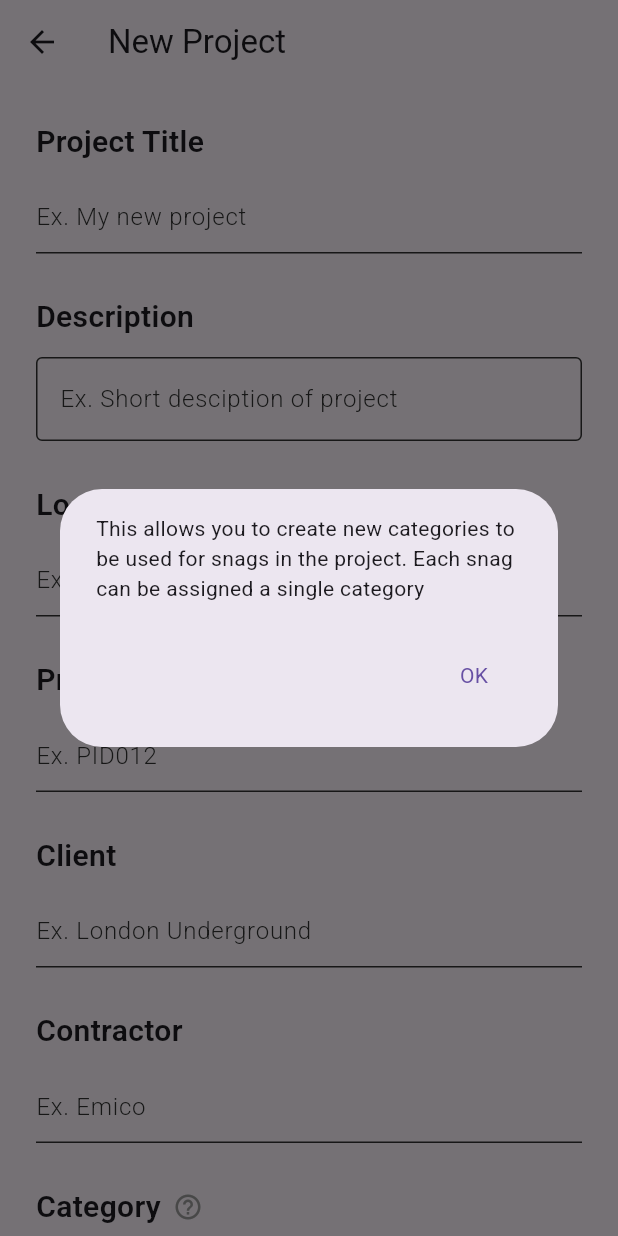
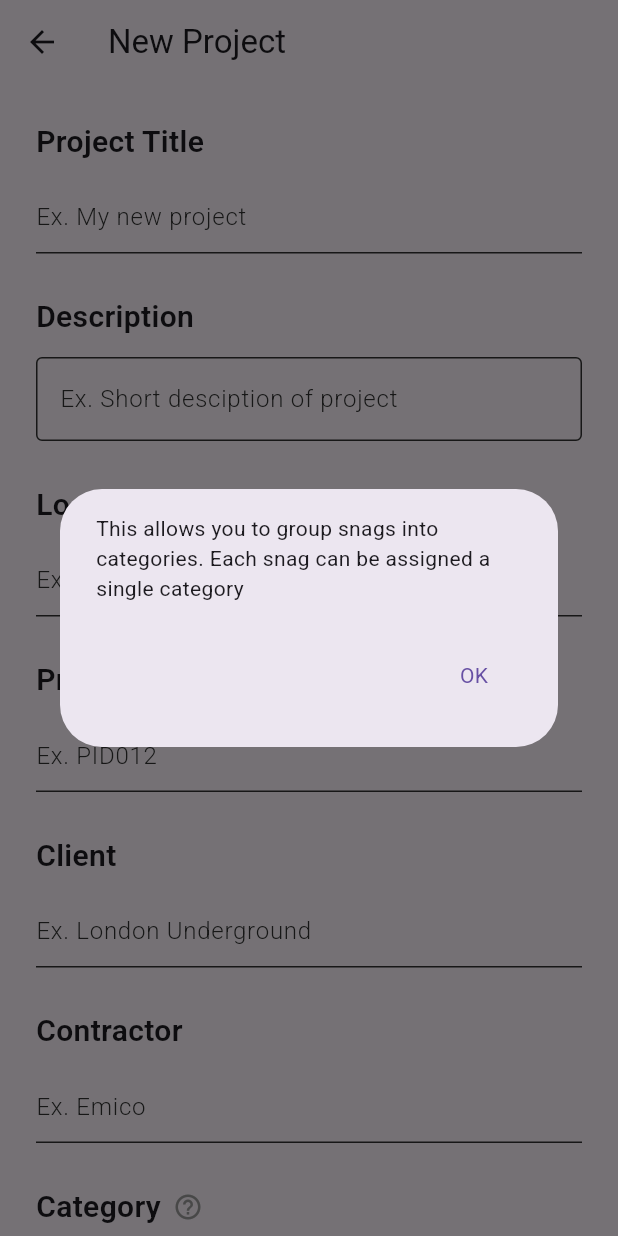
Before and after one commit to daveszczesny/cii-snag, a Flutter app: the ProjectCreate screen opened directly, after a tap on the "help outline" icon, on a phone screen of 412 x 824 dp. Run offline on Flutter 3.47's test engine with Material 3 defaults, Android fonts, the phone set to English and light mode, and no system bars; our stand-ins replace hive, hive_flutter, image_picker; missing offline and left inert: image_painter; accounts and stored records are empty.

Commit message:
Code clean up

```diff
--- a/lib/utils/colors/app_colors.dart
+++ b/lib/utils/colors/app_colors.dart
@@ -3,6 +3,7 @@ import 'package:flutter/material.dart';
 class AppColors {
 
   static const Color primaryGreen = Color(0xFF38564d);
+  static const Color createButtonColor = Color(0xFFFFA500);
 
   // Light mode colors
   static const Color primaryBlue = Color(0xFF003366);
--- a/lib/utils/common.dart
+++ b/lib/utils/common.dart
@@ -1,5 +1,4 @@
 import 'dart:io';
-
 import 'package:path_provider/path_provider.dart';
 import 'package:path/path.dart' as path;
 
--- a/lib/view/project/project_create.dart
+++ b/lib/view/project/project_create.dart
@@ -47,10 +47,10 @@ class _ProjectCreateState extends State<ProjectCreate> {
     if (name.isEmpty) {
       // if the name is empty, create a default name 'Project #$no' and also show a snackbar
       int no = projectController.getAllProjects().length + 1;
-      name = 'Project #$no';
+      name = '${AppStrings.project} #$no';
       ScaffoldMessenger.of(context).showSnackBar(
         SnackBar(
-          content: Text('Project name is empty. Default name $name will be used'),
+          content: Text(AppStrings.projectNameDefault(name)),
           duration: const Duration(seconds: 2),
         )
       );
@@ -103,9 +103,9 @@ class _ProjectCreateState extends State<ProjectCreate> {
               buildTextInput(AppStrings.projectContractor, AppStrings.projectContractorExample, _contractorController),
               const SizedBox(height: 28.0),
               ObjectSelector(
-                label: 'Category',
-                pluralLabel: 'Categories',
-                hint: 'This allows you to create new categories to be used for snags in the project. Each snag can be assigned a single category',
+                label: AppStrings.category,
+                pluralLabel: AppStrings.categories,
+                hint: AppStrings.categoryHint,
                 options: _categories,
                 getName: (cat) => cat.name,
                 getColor: (cat) => cat.color,
@@ -117,9 +117,9 @@ class _ProjectCreateState extends State<ProjectCreate> {
               ),
               const SizedBox(height: 28.0),
               ObjectSelector(
-                label: 'Tag',
-                pluralLabel: 'Tags',
-                hint: 'This allows you to create new tags to be used for snags in the project. Each snag can have multiple tags',
+                label: AppStrings.tag,
+                pluralLabel: AppStrings.tags,
+                hint: AppStrings.tagHint,
                 options: _tags,
                 getName: (tag) => tag.name,
                 getColor: (tag) => tag.color,
@@ -129,11 +129,9 @@ class _ProjectCreateState extends State<ProjectCreate> {
                   });
                 }
               ),
-              const SizedBox(height: 28.0),
-              ElevatedButton(
-                onPressed: createProject,
-                child: const Text('Create project'),
-              )
+              const SizedBox(height: 35.0),
+              buildTextButton(AppStrings.projectCreate, createProject),
+              const SizedBox(height: 12.0),
             ]
           )
         )
--- a/lib/view/snag/snag_card_widget.dart
+++ b/lib/view/snag/snag_card_widget.dart
@@ -36,7 +36,6 @@ class _SnagCardWidgetState extends State<SnagCardWidget> {
             heightFactor: 0.7,
             child: Column(
               children: Status.values
-              // .where((status) => status.name.toLowerCase() != 'completed')
               .map((status) {
                 return ListTile(
                   title: Text(status.name),
--- a/lib/view/snag/snag_list.dart
+++ b/lib/view/snag/snag_list.dart
@@ -56,7 +56,7 @@ class _SnagListState extends State<SnagList> with SingleTickerProviderStateMixin
   Widget buildSnagList(String status) {
     final List<SnagController> snags = filterSnags(status);
     if (snags.isEmpty) {
-      return const Center(child: Text('No snags found'));
+      return const Center(child: Text(AppStrings.noSnagsFound));
     }
 
     return ListView.builder(
--- a/lib/view/utils/constants.dart
+++ b/lib/view/utils/constants.dart
@@ -11,6 +11,24 @@ class AppStrings {
   static const String notifications = 'Notifications';
   static const String add = 'Add';
 
+  static const String uploadImage = 'Upload Image';
+  static const String priority = 'Priority';
+  static const String category = 'Category';
+  static const String categories = 'Categories';
+  static const String categoryHint = 'This allows you to group snags into categories. Each snag can be assigned a single category';
+
+  static const String tag = 'Tag';
+  static const String tags = 'Tags';
+  static const String tagHint = 'This allows you to assign tags to snags. Each snag can be assigned multiple tags';
+
+  static const String imageAnnotation = 'Image Annotation';
+  static const String imageAnnotationExport = 'Image exported successfully';
+
+  static const String photoLibrary = 'Photo Library';
+  static const String photoCamera = 'Camera';
+
+  static const String id = 'ID';
+
   // Titles
   static const String appTitle = 'CII';
   static const String newProject = 'New Project';
@@ -23,8 +41,10 @@ class AppStrings {
   // Project List
   static const String myProjects = 'My Projects';
   static const String noProjectsFound = 'No Projects Found';
+  static const String noProjectsFoundQuickAdd = 'No projects found. Add a project first.';
+  // Project Create
+  static String projectNameDefault(String name) =>  'Project name is empty. Default name $name will be used';
 
-  // Project Create
   static const String projectTite = 'Project Title';
   static const String projectTitleExample = 'Ex. My new project';
 
@@ -49,13 +69,23 @@ class AppStrings {
   static const String projectId = 'Project ID';
 
   // Snag Create
+  static String snagNameDefault(String name) =>  'Snag name is empty. Default name $name will be used';
+
   static const String snagCreate = 'Create Snag';
 
   static const String snagName = 'Snag Name';
+  static const String name = 'Name';
   static const String snagNameExample = 'Ex. Broken Light';
 
   static const String assignee = 'Assignee';
   static const String assigneeExample = 'Ex. John Doe';
+
+  static const String snagLocationExample = 'Ex. Living Room';
+
+  static const String progressPictures = 'Progress Pictures';
+  static const String addProgressPictures = 'Add $progressPictures';
+
+  static const String finalRemarks = 'Final Remarks';
 
   // Card Widget
   static const String noSnagsFound = 'No Snags Found';
--- a/lib/view/utils/image.dart
+++ b/lib/view/utils/image.dart
@@ -2,6 +2,7 @@ import 'dart:io';
 
 import 'package:cii/utils/common.dart';
 import 'package:cii/view/image/annotation.dart';
+import 'package:cii/view/utils/constants.dart';
 import 'package:flutter/material.dart';
 import 'package:image_picker/image_picker.dart';
 
@@ -122,7 +123,7 @@ Widget buildImageInput(
           children: <Widget>[
             ListTile(
               leading: const Icon(Icons.photo_library),
-              title: const Text('Photo Library'),
+              title: const Text(AppStrings.photoLibrary),
               onTap: () {
                 Navigator.of(context).pop();
                 pickImagesFromSource(imageFilePaths, onChange, ImageSource.gallery);
@@ -130,7 +131,7 @@ Widget buildImageInput(
             ),
             ListTile(
               leading: const Icon(Icons.photo_camera),
-              title: const Text('Camera'),
+              title: const Text(AppStrings.photoCamera),
               onTap: () {
                 Navigator.of(context).pop();
                 pickImagesFromSource(imageFilePaths, onChange, ImageSource.camera);
--- a/lib/view/utils/text.dart
+++ b/lib/view/utils/text.dart
@@ -1,5 +1,6 @@
 import 'package:cii/controllers/single_project_controller.dart';
 import 'package:cii/models/project.dart';
+import 'package:cii/utils/colors/app_colors.dart';
 import 'package:flutter/material.dart';
 
 Widget buildTextDetail(String label, String text) {
@@ -190,3 +191,22 @@ Widget buildDropdownInputForObjects({
     ],
   );
 }
+
+
+// This function creates a button with the given label and onPressed callback.
+Widget buildTextButton(
+  String label,
+  VoidCallback onPressed
+) {
+  return SizedBox(
+    width: double.infinity,
+    child: TextButton(
+      style: ButtonStyle(
+        backgroundColor: WidgetStateProperty.all(AppColors.createButtonColor),
+        foregroundColor: WidgetStateProperty.all(Colors.black),
+      ),
+      onPressed: onPressed,
+      child: Text(label),
+    ),
+  );
+}
```
Also changed, not shown: lib/view/image/annotation.dart (+4 -3 lines), lib/view/project/project_detail_page.dart (+6 -6 lines), lib/view/snag/snag_create.dart (+16 -18 lines), lib/view/snag/snag_detail.dart (+10 -9 lines).
